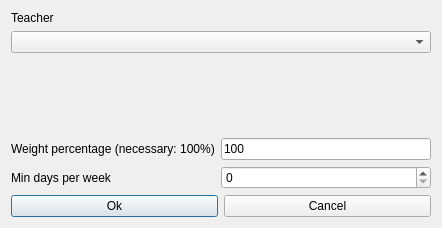
This is fet/src/interface/modifyconstraintteacherminrealdaysperweekform_template.ui in vonmecheln/fet as Qt 5 draws it before an edit. The edited form follows.
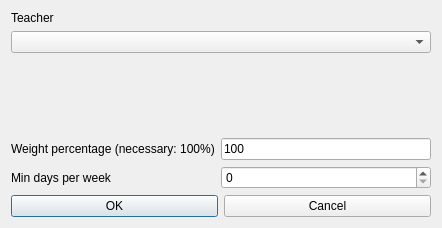
This is the edited form.

```diff
--- a/fet/src/interface/modifyconstraintteacherminrealdaysperweekform_template.ui
+++ b/fet/src/interface/modifyconstraintteacherminrealdaysperweekform_template.ui
@@ -103,7 +103,7 @@
      <item>
       <widget class="QPushButton" name="okPushButton">
        <property name="text">
-        <string>Ok</string>
+        <string>OK</string>
        </property>
       </widget>
      </item>
```
